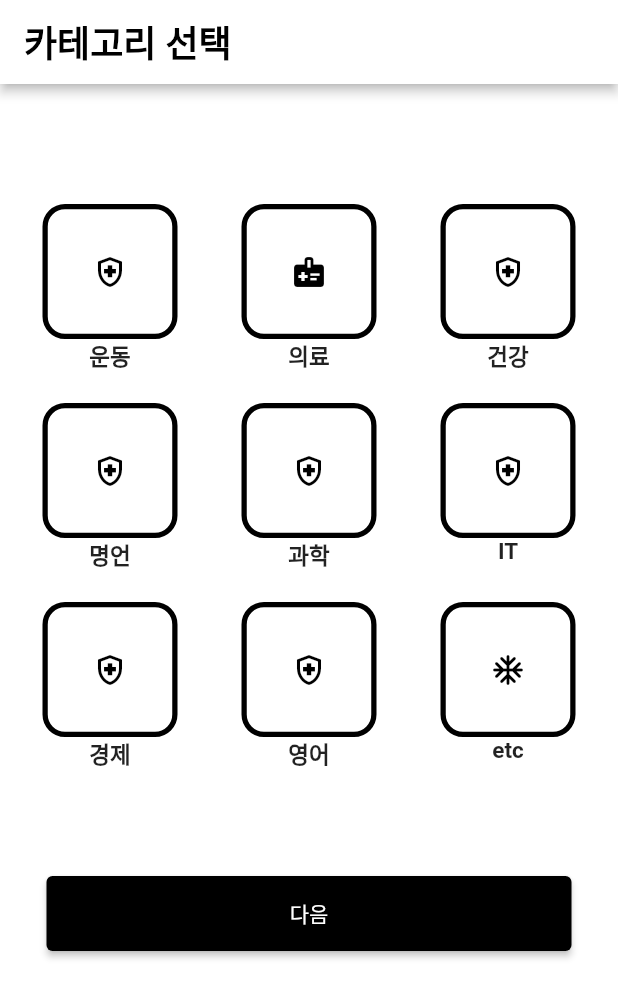
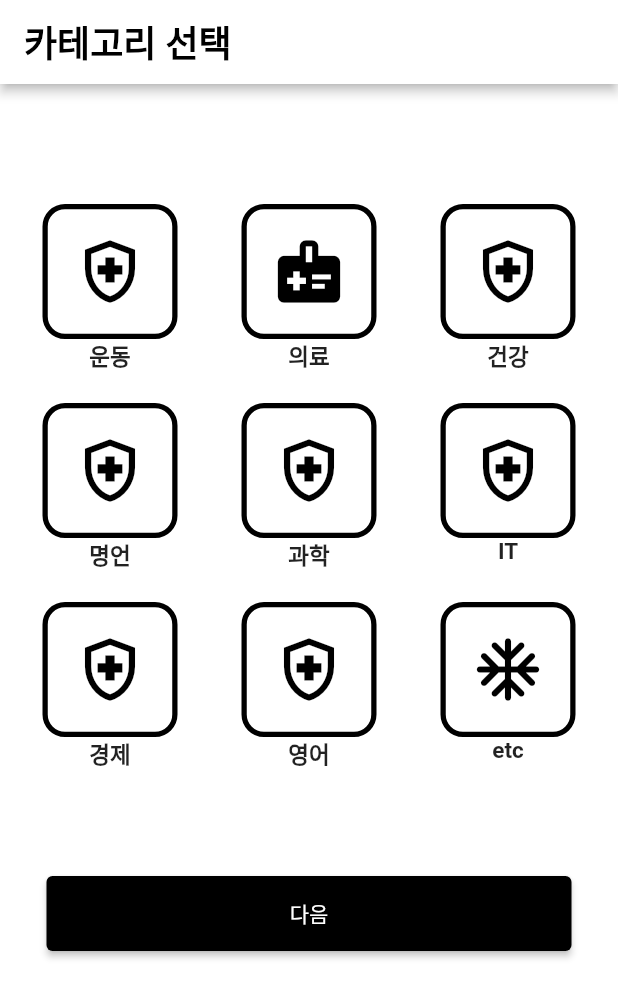
Before and after one commit to dlswns2480/HARU, a Flutter app: the screen it shows after launch, on a phone screen of 412 x 824 dp. Shown: the top 998 px of the screen. Run offline on Flutter 3.47's test engine with Material 2 defaults, Android fonts, the light colour scheme and no system bars.

Commit message:
Change Icon size

```diff
--- a/haru/lib/screens/initial_category_screen.dart
+++ b/haru/lib/screens/initial_category_screen.dart
@@ -103,6 +103,7 @@ class _CategorySelectState extends State<CategorySelect> {
                                   width: 3.5),
                             ),
                             child: Icon(
+                              size: 50,
                               icon_list[index],
                               color: _selectedCategorys[index]
                                   ? Colors.blue
```
